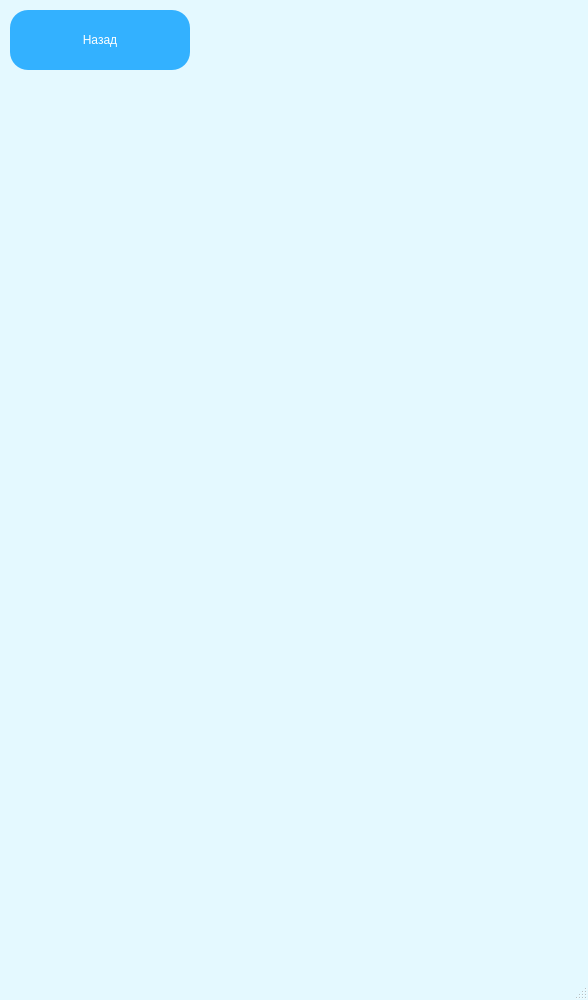
AndreiDuvakin/SafeAppShcool, file desing/LoginWindow.ui: the form before one commit.
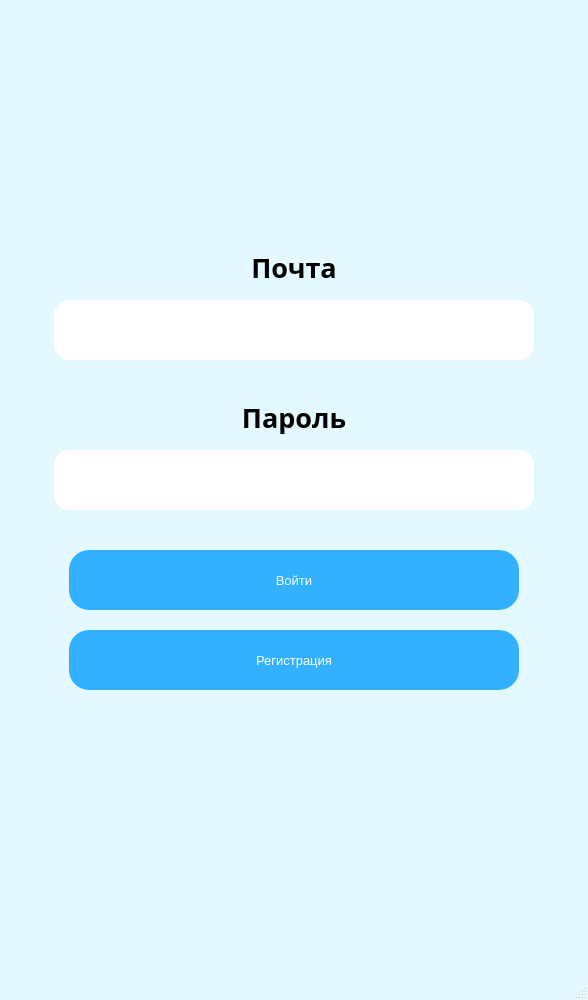
The form after the commit. Icons and pictures are not drawn.

The edit to the form file:
```diff
--- a/desing/LoginWindow.ui
+++ b/desing/LoginWindow.ui
@@ -35,7 +35,7 @@
 }
 QPushButton {
 	background-color: rgb(51, 177, 255);
-	border-radius: 18px;
+	border-radius: 20px;
 	font: 10pt &quot;Arial&quot;;
 	color: rgb(255, 255, 255);
 }
@@ -46,48 +46,133 @@
 QPushButton:pressed {
 	border-radius: 25px;
 	background-color: rgb(0, 222, 0);
+}
+QLineEdit {
+	border-radius: 15px;
+	font: 16pt &quot;Arial&quot;;
+}
+QLineEdit:hover {
+	border-radius: 20px;
+	font: 75 12pt &quot;Arial&quot;;
+	background-color: rgb(250, 250, 250);
+}
+QStatusBar {
+	text-align: center;
+	font: 87 12pt &quot;Arial Black&quot;;
 }</string>
   </property>
   <widget class="QWidget" name="centralwidget">
-   <widget class="QPushButton" name="pushButton">
+   <widget class="QLineEdit" name="lineEdit">
     <property name="geometry">
      <rect>
-      <x>10</x>
-      <y>10</y>
-      <width>180</width>
+      <x>54</x>
+      <y>300</y>
+      <width>480</width>
       <height>60</height>
      </rect>
     </property>
+   </widget>
+   <widget class="QLabel" name="label">
+    <property name="geometry">
+     <rect>
+      <x>10</x>
+      <y>250</y>
+      <width>568</width>
+      <height>35</height>
+     </rect>
+    </property>
+    <property name="font">
+     <font>
+      <family>Arial Black</family>
+      <pointsize>20</pointsize>
+      <weight>75</weight>
+      <bold>true</bold>
+     </font>
+    </property>
     <property name="text">
-     <string>Назад</string>
+     <string>Почта</string>
     </property>
+    <property name="alignment">
+     <set>Qt::AlignCenter</set>
+    </property>
    </widget>
-   <widget class="QWidget" name="widget" native="true">
+   <widget class="QLabel" name="label_2">
     <property name="geometry">
      <rect>
       <x>10</x>
-      <y>119</y>
+      <y>400</y>
       <width>568</width>
-      <height>841</height>
+      <height>35</height>
      </rect>
     </property>
-    <property name="minimumSize">
-     <size>
-      <width>568</width>
-      <height>0</height>
-     </size>
+    <property name="font">
+     <font>
+      <family>Arial Black</family>
+      <pointsize>20</pointsize>
+      <weight>75</weight>
+      <bold>true</bold>
+     </font>
     </property>
-    <widget class="QWidget" name="gridLayoutWidget">
-     <property name="geometry">
-      <rect>
-       <x>-1</x>
-       <y>-1</y>
-       <width>571</width>
-       <height>841</height>
-      </rect>
-     </property>
-     <layout class="QGridLayout" name="gridLayout"/>
-    </widget>
+    <property name="text">
+     <string>Пароль</string>
+    </property>
+    <property name="alignment">
+     <set>Qt::AlignCenter</set>
+    </property>
+   </widget>
+   <widget class="QPushButton" name="pushButton_3">
+    <property name="geometry">
+     <rect>
+      <x>69</x>
+      <y>550</y>
+      <width>450</width>
+      <height>60</height>
+     </rect>
+    </property>
+    <property name="font">
+     <font>
+      <family>Arial</family>
+      <pointsize>10</pointsize>
+      <weight>50</weight>
+      <italic>false</italic>
+      <bold>false</bold>
+     </font>
+    </property>
+    <property name="text">
+     <string>Войти</string>
+    </property>
+   </widget>
+   <widget class="QLineEdit" name="lineEdit_2">
+    <property name="geometry">
+     <rect>
+      <x>54</x>
+      <y>450</y>
+      <width>480</width>
+      <height>60</height>
+     </rect>
+    </property>
+   </widget>
+   <widget class="QPushButton" name="pushButton_4">
+    <property name="geometry">
+     <rect>
+      <x>69</x>
+      <y>630</y>
+      <width>450</width>
+      <height>60</height>
+     </rect>
+    </property>
+    <property name="font">
+     <font>
+      <family>Arial</family>
+      <pointsize>10</pointsize>
+      <weight>50</weight>
+      <italic>false</italic>
+      <bold>false</bold>
+     </font>
+    </property>
+    <property name="text">
+     <string>Регистрация</string>
+    </property>
    </widget>
   </widget>
   <widget class="QStatusBar" name="statusbar"/>
```
Left out of the diff: 6 changed lines with no effect on the pictures.
